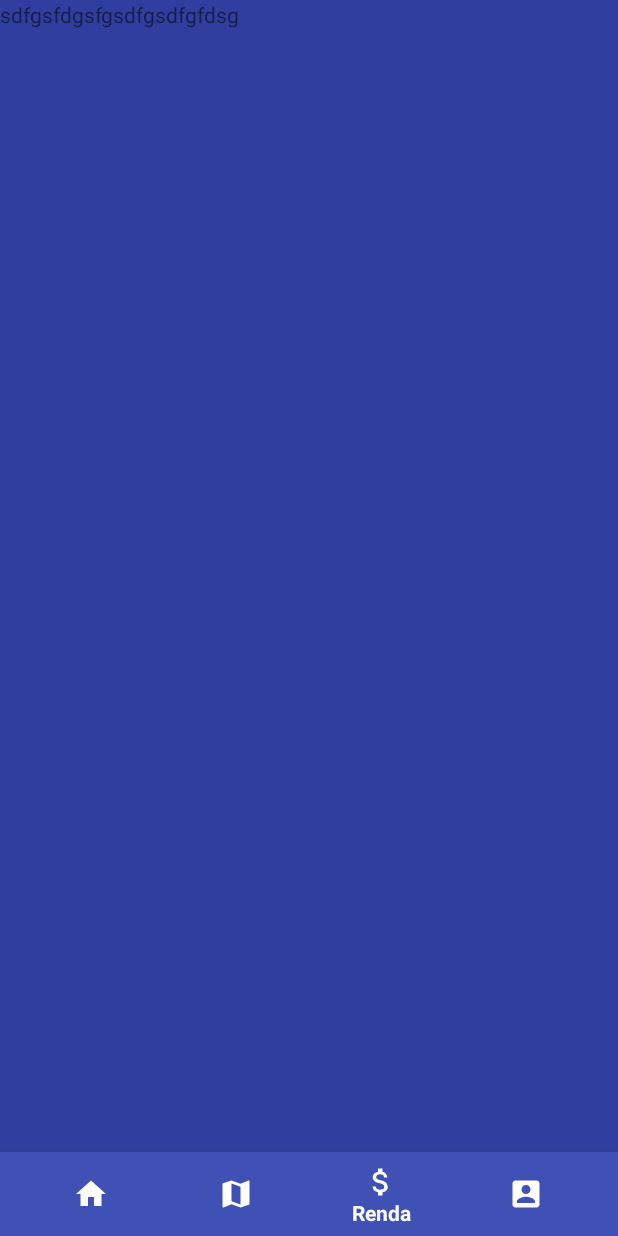
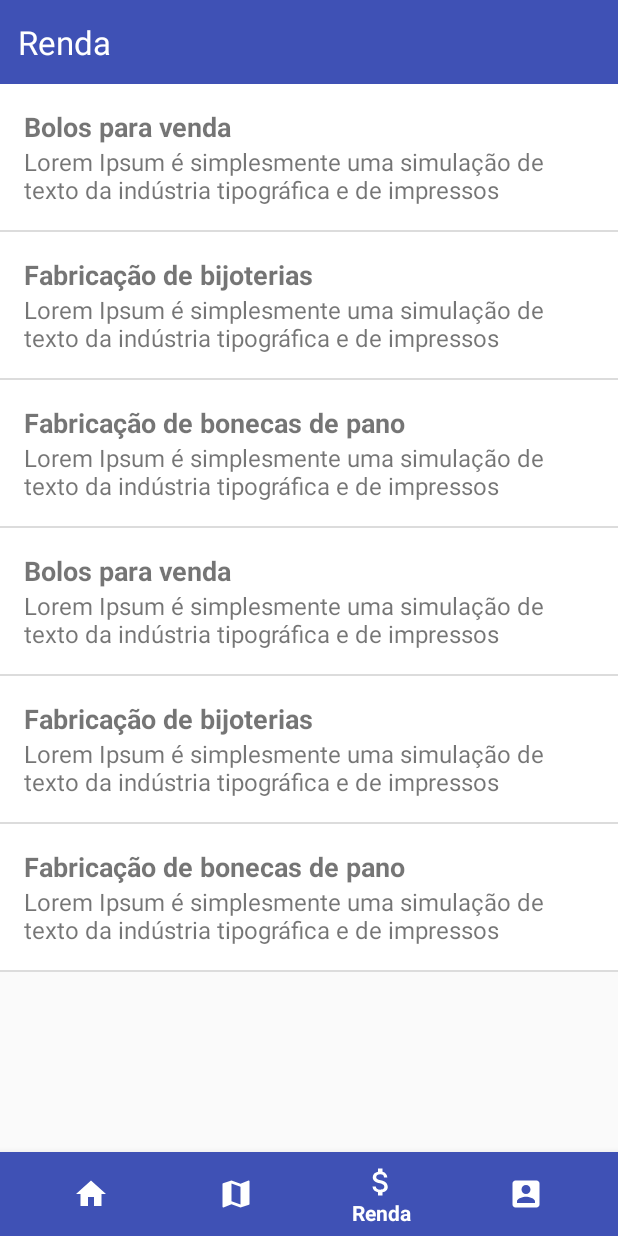
Before and after one commit to AlaurentinoOfficial/HackZika9, an Android app: the NavigationActivity screen opened directly, with no data from a screen before it, item 3 of the bottom bar chosen, on a phone screen of 412 x 824 dp. Run offline under Robolectric (Android 15) with nearby library versions, the phone set to English and light mode, and no system bars.

Commit message:
Add income page and adapter

```diff
--- /dev/null
+++ b/app/src/main/java/org/passinhos/passinhos/Adapters/IncomeAdapter.java
@@ -0,0 +1,50 @@
+package org.passinhos.passinhos.Adapters;
+
+import android.content.Context;
+import android.view.LayoutInflater;
+import android.view.View;
+import android.view.ViewGroup;
+import android.widget.ArrayAdapter;
+import android.widget.TextView;
+
+import org.passinhos.passinhos.Models.Income;
+import org.passinhos.passinhos.R;
+
+import java.util.ArrayList;
+
+public class IncomeAdapter extends ArrayAdapter<Income> {
+
+    public static ArrayList<Income> dataSet;
+    Context mContext;
+
+    public IncomeAdapter(ArrayList<Income> data, Context context) {
+        super(context, R.layout.income_list_item, data);
+        this.dataSet = data;
+        this.mContext=context;
+
+    }
+
+    private int lastPosition = -1;
+
+    @Override
+    public View getView(int position, View convertView, ViewGroup parent) {
+        final View result;
+        TextView title;
+        TextView descrip;
+
+        if (convertView == null) {
+            LayoutInflater inflater = LayoutInflater.from(getContext());
+            convertView = inflater.inflate(R.layout.income_list_item, parent, false);
+
+            title = (TextView) convertView.findViewById(R.id.income_title);
+            descrip = (TextView) convertView.findViewById(R.id.income_description);
+
+            title.setText(dataSet.get(position).getTitle());
+            descrip.setText(dataSet.get(position).getDescription());
+
+            result=convertView;
+        }
+
+        return convertView;
+    }
+}
--- /dev/null
+++ b/app/src/main/java/org/passinhos/passinhos/IncomeFragment.java
@@ -0,0 +1,60 @@
+package org.passinhos.passinhos;
+
+import android.os.Bundle;
+import android.support.annotation.Nullable;
+import android.support.v4.app.Fragment;
+import android.view.LayoutInflater;
+import android.view.View;
+import android.view.ViewGroup;
+import android.widget.ListView;
+
+import org.passinhos.passinhos.Adapters.IncomeAdapter;
+import org.passinhos.passinhos.Models.Income;
+
+import java.util.ArrayList;
+import java.util.List;
+
+public class IncomeFragment extends Fragment {
+    @Override
+    public void onCreate(Bundle savedInstanceState) {
+        super.onCreate(savedInstanceState);
+    }
+
+    @Override
+    public View onCreateView(LayoutInflater inflater, ViewGroup container,
+                             Bundle savedInstanceState) {
+        return inflater.inflate(R.layout.fragment_income, container, false);
+    }
+
+    @Override
+    public void onViewCreated(View v, @Nullable Bundle savedInstanceState) {
+        super.onViewCreated(v, savedInstanceState);
+
+        ListView listView = (ListView) v.findViewById(R.id.income_list);
+
+        Income i = new Income();
+        i.setTitle("Bolos para venda");
+        i.setDescription("Lorem Ipsum é simplesmente uma simulação de texto da indústria tipográfica e de impressos");
+
+        Income i2 = new Income();
+        i2.setTitle("Fabricação de bijoterias");
+        i2.setDescription("Lorem Ipsum é simplesmente uma simulação de texto da indústria tipográfica e de impressos");
+
+        Income i3 = new Income();
+        i3.setTitle("Fabricação de bonecas de pano");
+        i3.setDescription("Lorem Ipsum é simplesmente uma simulação de texto da indústria tipográfica e de impressos");
+
+        List<Income> is = new ArrayList<>();
+        is.add(i);
+        is.add(i2);
+        is.add(i3);
+
+        is.add(i);
+        is.add(i2);
+        is.add(i3);
+
+        IncomeAdapter adapter = new IncomeAdapter((ArrayList<Income>) is, v.getContext());
+
+        listView.setAdapter(adapter);
+    }
+}
--- a/app/src/main/java/org/passinhos/passinhos/MapsFragment.java
+++ b/app/src/main/java/org/passinhos/passinhos/MapsFragment.java
@@ -50,8 +50,6 @@ public class MapsFragment extends Fragment implements OnMapReadyCallback {
     @Override
     public void onCreate(Bundle savedInstanceState) {
         super.onCreate(savedInstanceState);
-
-        //String x = timeline.getJSONObject(0).getJSONObject("data").getString("long");
     }
 
     @Override
--- /dev/null
+++ b/app/src/main/java/org/passinhos/passinhos/Models/Income.java
@@ -0,0 +1,22 @@
+package org.passinhos.passinhos.Models;
+
+public class Income {
+    private String title;
+    private String description;
+
+    public String getTitle() {
+        return title;
+    }
+
+    public void setTitle(String title) {
+        this.title = title;
+    }
+
+    public String getDescription() {
+        return description;
+    }
+
+    public void setDescription(String description) {
+        this.description = description;
+    }
+}
--- a/app/src/main/java/org/passinhos/passinhos/NavigationActivity.java
+++ b/app/src/main/java/org/passinhos/passinhos/NavigationActivity.java
@@ -4,11 +4,9 @@ import android.os.Bundle;
 import android.support.annotation.NonNull;
 import android.support.design.widget.BottomNavigationView;
 import android.support.v4.app.Fragment;
-import android.support.v4.app.FragmentManager;
 import android.support.v4.app.FragmentTransaction;
 import android.support.v7.app.AppCompatActivity;
 import android.view.MenuItem;
-import android.widget.TextView;
 
 public class NavigationActivity extends AppCompatActivity {
 
@@ -27,7 +25,7 @@ public class NavigationActivity extends AppCompatActivity {
                     fragment = new MapsFragment();
                     break;
                 case R.id.navigation_income:
-                    fragment = new BabyFragment();
+                    fragment = new IncomeFragment();
                     break;
                 case R.id.navigation_account:
                     fragment = new BabyFragment();
--- /dev/null
+++ b/app/src/main/res/drawable/circle.xml
@@ -0,0 +1,8 @@
+<?xml version="1.0" encoding="utf-8"?>
+<shape xmlns:android="http://schemas.android.com/apk/res/android"
+    android:innerRadius="0dp"
+    android:shape="ring"
+    android:thicknessRatio="1.9"
+    android:useLevel="false" >
+    <solid android:color="@android:color/transparent" />
+</shape>
--- /dev/null
+++ b/app/src/main/res/layout/fragment_income.xml
@@ -0,0 +1,28 @@
+<FrameLayout xmlns:android="http://schemas.android.com/apk/res/android"
+    xmlns:tools="http://schemas.android.com/tools"
+    android:layout_width="match_parent"
+    android:layout_height="match_parent"
+    tools:context="org.passinhos.passinhos.IncomeFragment">
+
+    <LinearLayout
+        android:layout_width="match_parent"
+        android:layout_height="56dp"
+        android:background="@color/colorPrimary"
+        android:paddingLeft="12dp"
+        android:gravity="center_vertical">
+
+        <TextView
+            android:layout_width="wrap_content"
+            android:layout_height="wrap_content"
+            android:text="@string/title_income"
+            android:textColor="@android:color/white"
+            android:textSize="22sp"/>
+    </LinearLayout>
+
+    <ListView
+        android:id="@+id/income_list"
+        android:layout_width="match_parent"
+        android:layout_height="match_parent"
+        android:layout_marginTop="56dp"/>
+
+</FrameLayout>
--- /dev/null
+++ b/app/src/main/res/layout/income_list_item.xml
@@ -0,0 +1,30 @@
+<?xml version="1.0" encoding="utf-8"?>
+<LinearLayout xmlns:android="http://schemas.android.com/apk/res/android"
+    android:orientation="vertical"
+    android:layout_width="match_parent"
+    android:layout_height="wrap_content"
+    android:background="@android:color/white">
+
+    <LinearLayout
+        android:layout_width="match_parent"
+        android:layout_height="match_parent"
+        android:orientation="vertical"
+        android:padding="16dp">
+
+        <TextView
+            android:id="@+id/income_title"
+            android:layout_width="wrap_content"
+            android:layout_height="wrap_content"
+            android:textStyle="bold"
+            android:text="Você foi diagnosticada(o) com Zika por um médico?"
+            android:textSize="18sp"/>
+
+        <TextView
+            android:id="@+id/income_description"
+            android:layout_width="wrap_content"
+            android:layout_height="wrap_content"
+            android:text="Você foi diagnosticada(o) com Zika por um médico?"
+            android:textSize="16sp"/>
+    </LinearLayout>
+
+</LinearLayout>
--- a/app/src/main/res/values/strings.xml
+++ b/app/src/main/res/values/strings.xml
@@ -11,4 +11,7 @@
     <string name="title_income">Renda</string>
     <string name="title_account">Conta</string>
     <string name="title_activity_t">Map</string>
+
+    <!-- TODO: Remove or change this placeholder text -->
+    <string name="hello_blank_fragment">Hello blank fragment</string>
 </resources>
```
Also changed, not shown: app/src/main/java/org/passinhos/passinhos/BabyFragment.java (+0 -8 lines).
